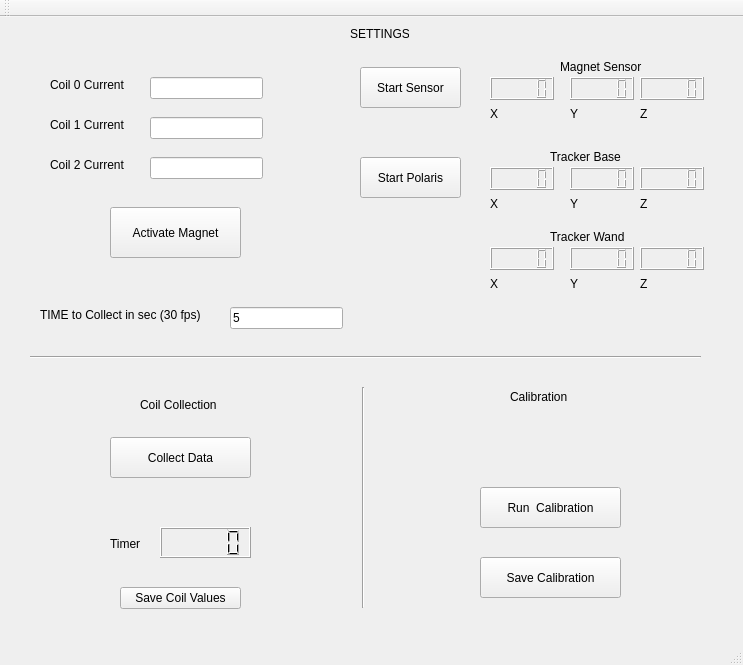
First picture: the form in mainwindow.ui, repository dusevitch/collect_data_calibrate_magnet, before the edit.
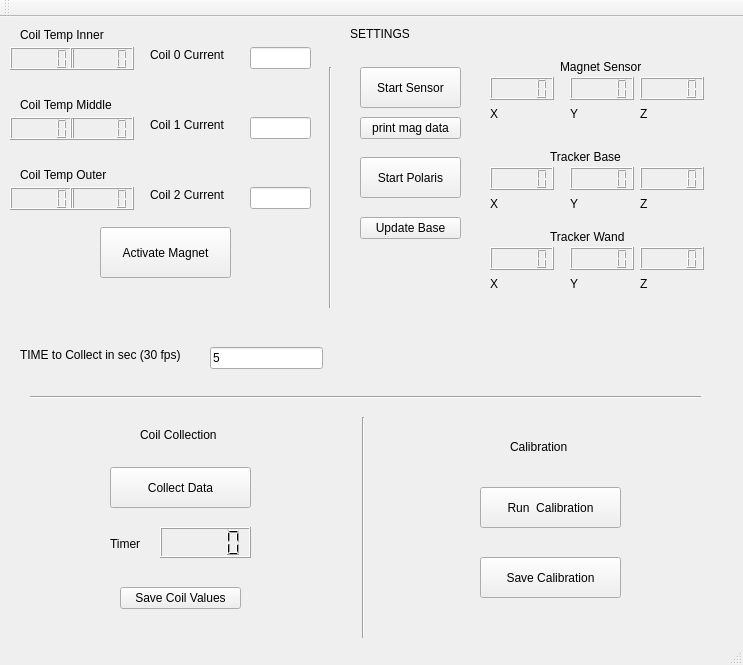
Second picture: the form after the edit.

```diff
--- a/mainwindow.ui
+++ b/mainwindow.ui
@@ -115,9 +115,9 @@
    <widget class="QLineEdit" name="coil_0_current">
     <property name="geometry">
      <rect>
-      <x>150</x>
-      <y>60</y>
-      <width>113</width>
+      <x>250</x>
+      <y>30</y>
+      <width>61</width>
       <height>22</height>
      </rect>
     </property>
@@ -125,8 +125,8 @@
    <widget class="QLabel" name="label_5">
     <property name="geometry">
      <rect>
-      <x>50</x>
-      <y>60</y>
+      <x>150</x>
+      <y>30</y>
       <width>91</width>
       <height>16</height>
      </rect>
@@ -138,7 +138,7 @@
    <widget class="QLabel" name="label_6">
     <property name="geometry">
      <rect>
-      <x>50</x>
+      <x>150</x>
       <y>100</y>
       <width>91</width>
       <height>16</height>
@@ -175,7 +175,7 @@
     <property name="geometry">
      <rect>
       <x>110</x>
-      <y>420</y>
+      <y>450</y>
       <width>141</width>
       <height>41</height>
      </rect>
@@ -370,8 +370,8 @@
    <widget class="QPushButton" name="activate_mag">
     <property name="geometry">
      <rect>
-      <x>110</x>
-      <y>190</y>
+      <x>100</x>
+      <y>210</y>
       <width>131</width>
       <height>51</height>
      </rect>
@@ -419,7 +419,7 @@
     <property name="geometry">
      <rect>
       <x>30</x>
-      <y>330</y>
+      <y>370</y>
       <width>671</width>
       <height>20</height>
      </rect>
@@ -445,7 +445,7 @@
     <property name="geometry">
      <rect>
       <x>510</x>
-      <y>370</y>
+      <y>420</y>
       <width>71</width>
       <height>20</height>
      </rect>
@@ -458,7 +458,7 @@
     <property name="geometry">
      <rect>
       <x>353</x>
-      <y>370</y>
+      <y>400</y>
       <width>20</width>
       <height>221</height>
      </rect>
@@ -484,7 +484,7 @@
     <property name="geometry">
      <rect>
       <x>140</x>
-      <y>380</y>
+      <y>410</y>
       <width>101</width>
       <height>16</height>
      </rect>
@@ -496,9 +496,9 @@
    <widget class="QLineEdit" name="coil_1_current">
     <property name="geometry">
      <rect>
-      <x>150</x>
+      <x>250</x>
       <y>100</y>
-      <width>113</width>
+      <width>61</width>
       <height>22</height>
      </rect>
     </property>
@@ -506,8 +506,8 @@
    <widget class="QLabel" name="label_19">
     <property name="geometry">
      <rect>
-      <x>50</x>
-      <y>140</y>
+      <x>150</x>
+      <y>170</y>
       <width>91</width>
       <height>16</height>
      </rect>
@@ -519,9 +519,9 @@
    <widget class="QLineEdit" name="coil_2_current">
     <property name="geometry">
      <rect>
-      <x>150</x>
-      <y>140</y>
-      <width>113</width>
+      <x>250</x>
+      <y>170</y>
+      <width>61</width>
       <height>22</height>
      </rect>
     </property>
@@ -529,8 +529,8 @@
    <widget class="QLabel" name="label_20">
     <property name="geometry">
      <rect>
-      <x>40</x>
-      <y>290</y>
+      <x>20</x>
+      <y>330</y>
       <width>181</width>
       <height>16</height>
      </rect>
@@ -542,8 +542,8 @@
    <widget class="QLineEdit" name="collect_time_s">
     <property name="geometry">
      <rect>
-      <x>230</x>
-      <y>290</y>
+      <x>210</x>
+      <y>330</y>
       <width>113</width>
       <height>22</height>
      </rect>
@@ -552,6 +552,144 @@
      <string>5</string>
     </property>
    </widget>
+   <widget class="QLCDNumber" name="lcdNumber">
+    <property name="geometry">
+     <rect>
+      <x>10</x>
+      <y>30</y>
+      <width>64</width>
+      <height>23</height>
+     </rect>
+    </property>
+   </widget>
+   <widget class="QLCDNumber" name="lcdNumber_2">
+    <property name="geometry">
+     <rect>
+      <x>10</x>
+      <y>100</y>
+      <width>64</width>
+      <height>23</height>
+     </rect>
+    </property>
+   </widget>
+   <widget class="QLCDNumber" name="lcdNumber_3">
+    <property name="geometry">
+     <rect>
+      <x>70</x>
+      <y>100</y>
+      <width>64</width>
+      <height>23</height>
+     </rect>
+    </property>
+   </widget>
+   <widget class="QLabel" name="label_21">
+    <property name="geometry">
+     <rect>
+      <x>20</x>
+      <y>10</y>
+      <width>101</width>
+      <height>16</height>
+     </rect>
+    </property>
+    <property name="text">
+     <string>Coil Temp Inner</string>
+    </property>
+   </widget>
+   <widget class="QLCDNumber" name="lcdNumber_4">
+    <property name="geometry">
+     <rect>
+      <x>70</x>
+      <y>30</y>
+      <width>64</width>
+      <height>23</height>
+     </rect>
+    </property>
+   </widget>
+   <widget class="QLabel" name="label_22">
+    <property name="geometry">
+     <rect>
+      <x>20</x>
+      <y>80</y>
+      <width>101</width>
+      <height>16</height>
+     </rect>
+    </property>
+    <property name="text">
+     <string>Coil Temp Middle</string>
+    </property>
+   </widget>
+   <widget class="QLabel" name="label_23">
+    <property name="geometry">
+     <rect>
+      <x>20</x>
+      <y>150</y>
+      <width>101</width>
+      <height>16</height>
+     </rect>
+    </property>
+    <property name="text">
+     <string>Coil Temp Outer</string>
+    </property>
+   </widget>
+   <widget class="QLCDNumber" name="lcdNumber_5">
+    <property name="geometry">
+     <rect>
+      <x>10</x>
+      <y>170</y>
+      <width>64</width>
+      <height>23</height>
+     </rect>
+    </property>
+   </widget>
+   <widget class="QLCDNumber" name="lcdNumber_6">
+    <property name="geometry">
+     <rect>
+      <x>70</x>
+      <y>170</y>
+      <width>64</width>
+      <height>23</height>
+     </rect>
+    </property>
+   </widget>
+   <widget class="Line" name="line_3">
+    <property name="geometry">
+     <rect>
+      <x>320</x>
+      <y>50</y>
+      <width>20</width>
+      <height>241</height>
+     </rect>
+    </property>
+    <property name="orientation">
+     <enum>Qt::Vertical</enum>
+    </property>
+   </widget>
+   <widget class="QPushButton" name="updateBase">
+    <property name="geometry">
+     <rect>
+      <x>360</x>
+      <y>200</y>
+      <width>101</width>
+      <height>22</height>
+     </rect>
+    </property>
+    <property name="text">
+     <string>Update Base</string>
+    </property>
+   </widget>
+   <widget class="QPushButton" name="printMagData">
+    <property name="geometry">
+     <rect>
+      <x>360</x>
+      <y>100</y>
+      <width>101</width>
+      <height>22</height>
+     </rect>
+    </property>
+    <property name="text">
+     <string>print mag data</string>
+    </property>
+   </widget>
   </widget>
   <widget class="QMenuBar" name="menuBar">
    <property name="geometry">
```
